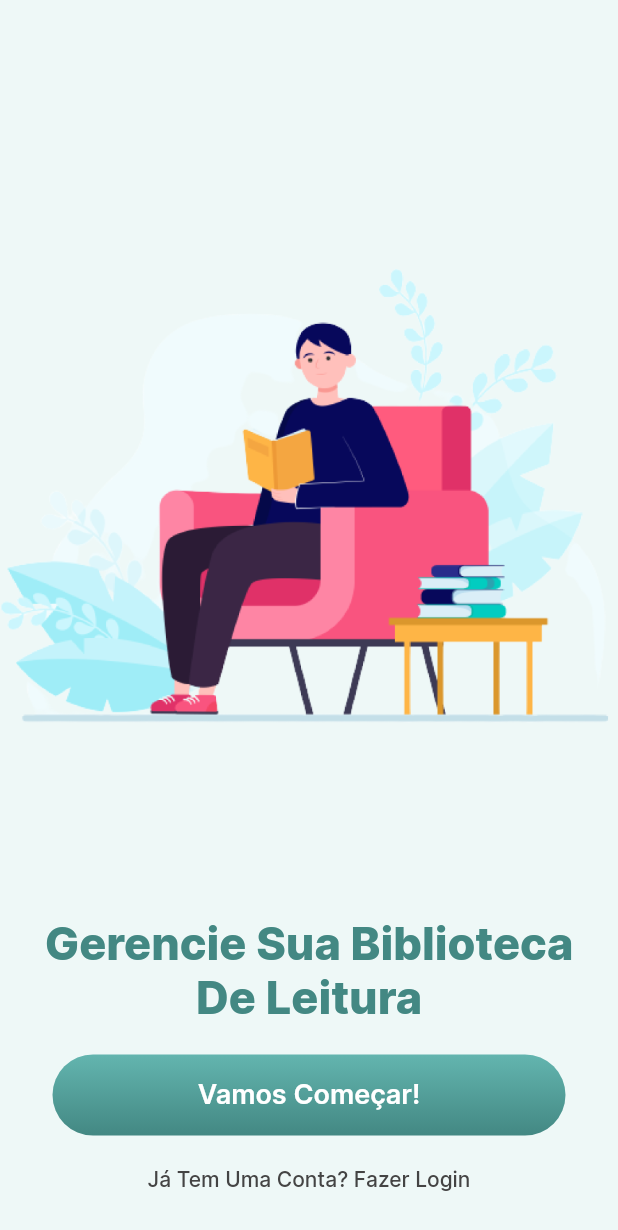
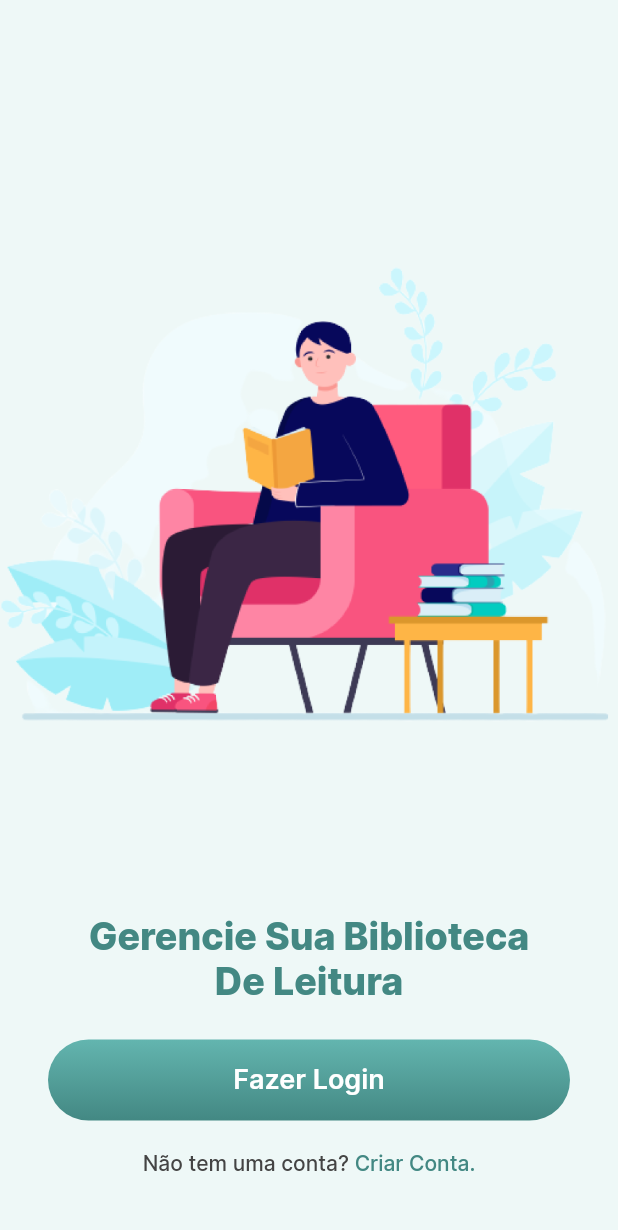
Before and after one commit to ramonzacarias/minha_estante, a Flutter app: the screen it shows after launch, on a phone screen of 412 x 824 dp. Shown: the top 1230 px of the screen. Run offline on Flutter 3.47's test engine with Material 2 defaults, Android fonts, the phone set to English and light mode, and no system bars.

Commit message:
criando o widgets text_button

```diff
--- a/lib/commom/constants/app_text_styles.dart
+++ b/lib/commom/constants/app_text_styles.dart
@@ -11,7 +11,7 @@
 
   static const TextStyle bigText = TextStyle(
     fontFamily: 'Inter',
-    fontSize: 30.0,
+    fontSize: 25.0,
     fontWeight: FontWeight.w800,
   );
 
--- /dev/null
+++ b/lib/commom/widgets/multi_text_button.dart
@@ -0,0 +1,26 @@
+// ignore_for_file: public_member_api_docs, sort_constructors_first
+import 'package:flutter/material.dart';
+
+class MultiTextButton extends StatelessWidget {
+  final List<Text> children;
+  final VoidCallback onPressed;
+
+
+  const MultiTextButton({
+    Key? key,
+    required this.children,
+    required this.onPressed,
+  }) : super(key: key);
+
+  @override
+  Widget build(BuildContext context) {
+    return TextButton(
+      onPressed: onPressed,
+      child:Row(
+        mainAxisSize: MainAxisSize.min,
+        mainAxisAlignment: MainAxisAlignment.center,
+        children: children
+      ),
+    );
+  }
+}
--- a/lib/features/onboarding/onboarding_page.dart
+++ b/lib/features/onboarding/onboarding_page.dart
@@ -1,7 +1,10 @@
+import 'dart:developer';
+
 import 'package:flutter/material.dart';
 import 'package:minha_estante/commom/constants/app_colors.dart';
 import 'package:minha_estante/commom/constants/app_text_styles.dart';
 
+import '../../commom/widgets/multi_text_button.dart';
 import '../../commom/widgets/primary_button.dart';
 
 class OnboardingPage extends StatelessWidget {
@@ -34,22 +37,35 @@
               ),
             ),
             Padding(
-              padding: const EdgeInsets.symmetric(
-                horizontal: 35.00,
-                vertical: 20.00,
+              padding: const EdgeInsets.only(
+                left: 32.0,
+                right: 32.0,
+                top: 24.0,
+                bottom: 4.0,
               ),
               child: PrimaryButton(
-                text: 'Vamos Começar!',
+                text: 'Fazer Login',
                 onPressed: () {},
-                ),
-            ),
-            Text(
-              'Já Tem Uma Conta? Fazer Login',
-              style: AppTextStyles.smallText.copyWith(
-                color: AppColors.grey,
               ),
             ),
-            const SizedBox(height: 30.0)
+            MultiTextButton(
+              onPressed: () => log('tap') ,
+              children: [
+                Text(
+                  'Não tem uma conta? ',
+                  style: AppTextStyles.smallText.copyWith(
+                    color: AppColors.grey,
+                  ),
+                ),
+                Text(
+                  'Criar Conta.',
+                  style: AppTextStyles.smallText.copyWith(
+                    color: AppColors.greenLightTwo,
+                  ),
+                ),
+              ],
+            ),
+            const SizedBox(height: 25.0)
           ],
         ),
       ),
```
